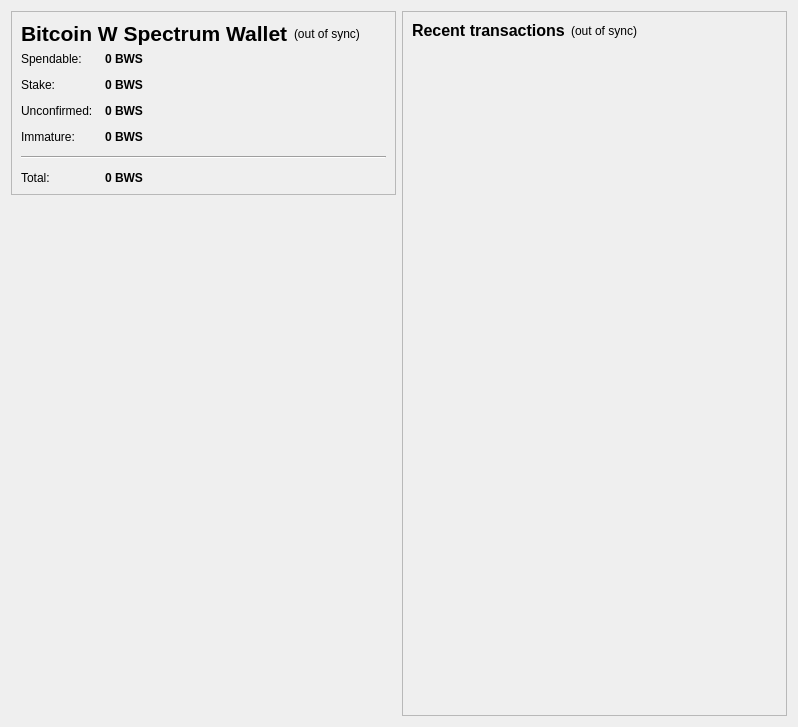
Qt form src/qt/forms/overviewpage.ui (mimmohak/bws) before a commit.
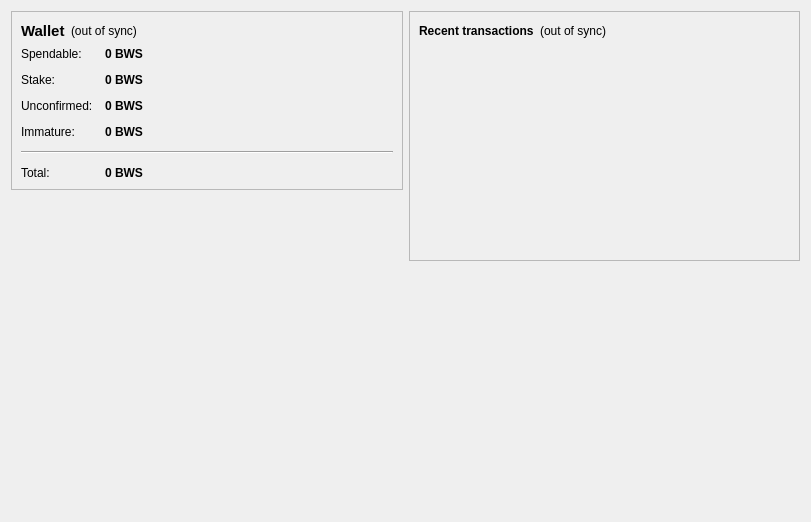
The same form after that commit. Icons and pictures are not drawn.

Commit message: Fixed wallet logo

Patch:
```diff
--- a/src/qt/forms/overviewpage.ui
+++ b/src/qt/forms/overviewpage.ui
@@ -6,8 +6,8 @@
    <rect>
     <x>0</x>
     <y>0</y>
-    <width>798</width>
-    <height>727</height>
+    <width>811</width>
+    <height>522</height>
    </rect>
   </property>
   <property name="windowTitle">
@@ -31,13 +31,13 @@
            <widget class="QLabel" name="label_5">
             <property name="font">
              <font>
-              <pointsize>16</pointsize>
+              <pointsize>11</pointsize>
               <weight>75</weight>
               <bold>true</bold>
              </font>
             </property>
             <property name="text">
-             <string>Bitcoin W Spectrum Wallet</string>
+             <string>Wallet</string>
             </property>
            </widget>
           </item>
@@ -237,43 +237,36 @@
        </layout>
       </widget>
      </item>
+     <item>
+      <spacer name="verticalSpacer">
+       <property name="orientation">
+        <enum>Qt::Vertical</enum>
+       </property>
+       <property name="sizeHint" stdset="0">
+        <size>
+         <width>20</width>
+         <height>40</height>
+        </size>
+       </property>
+      </spacer>
+     </item>
      <item>
       <widget class="QLabel" name="label_2">
        <property name="enabled">
         <bool>true</bool>
        </property>
-       <property name="sizePolicy">
-        <sizepolicy hsizetype="Minimum" vsizetype="MinimumExpanding">
-         <horstretch>0</horstretch>
-         <verstretch>0</verstretch>
-        </sizepolicy>
-       </property>
-       <property name="font">
-        <font>
-         <strikeout>false</strikeout>
-        </font>
-       </property>
-       <property name="acceptDrops">
-        <bool>false</bool>
-       </property>
-       <property name="layoutDirection">
-        <enum>Qt::LeftToRight</enum>
+       <property name="minimumSize">
+        <size>
+         <width>100</width>
+         <height>100</height>
+        </size>
        </property>
        <property name="autoFillBackground">
         <bool>true</bool>
        </property>
-       <property name="frameShape">
-        <enum>QFrame::NoFrame</enum>
-       </property>
-       <property name="lineWidth">
-        <number>1</number>
-       </property>
        <property name="text">
         <string/>
        </property>
-       <property name="textFormat">
-        <enum>Qt::PlainText</enum>
-       </property>
        <property name="pixmap">
         <pixmap>../res/images/about.png</pixmap>
        </property>
@@ -283,9 +276,6 @@
        <property name="alignment">
         <set>Qt::AlignCenter</set>
        </property>
-       <property name="wordWrap">
-        <bool>false</bool>
-       </property>
        <property name="margin">
         <number>0</number>
        </property>
@@ -294,19 +284,6 @@
        </property>
       </widget>
      </item>
-     <item>
-      <spacer name="verticalSpacer">
-       <property name="orientation">
-        <enum>Qt::Vertical</enum>
-       </property>
-       <property name="sizeHint" stdset="0">
-        <size>
-         <width>20</width>
-         <height>40</height>
-        </size>
-       </property>
-      </spacer>
-     </item>
     </layout>
    </item>
    <item>
@@ -324,13 +301,6 @@
          <layout class="QHBoxLayout" name="horizontalLayout_2">
           <item>
            <widget class="QLabel" name="label_4">
-            <property name="font">
-             <font>
-              <pointsize>12</pointsize>
-              <weight>75</weight>
-              <bold>true</bold>
-             </font>
-            </property>
             <property name="text">
              <string>&lt;b&gt;Recent transactions&lt;/b&gt;</string>
             </property>
@@ -369,24 +339,12 @@
         </item>
         <item>
          <widget class="QListView" name="listTransactions">
-          <property name="enabled">
-           <bool>true</bool>
-          </property>
-          <property name="toolTip">
-           <string/>
-          </property>
-          <property name="autoFillBackground">
-           <bool>true</bool>
-          </property>
           <property name="styleSheet">
            <string notr="true">QListView { background: transparent; }</string>
           </property>
           <property name="frameShape">
            <enum>QFrame::NoFrame</enum>
           </property>
-          <property name="frameShadow">
-           <enum>QFrame::Raised</enum>
-          </property>
           <property name="verticalScrollBarPolicy">
            <enum>Qt::ScrollBarAlwaysOff</enum>
           </property>
@@ -396,14 +354,24 @@
           <property name="selectionMode">
            <enum>QAbstractItemView::NoSelection</enum>
           </property>
-          <property name="isWrapping" stdset="0">
-           <bool>false</bool>
-          </property>
          </widget>
         </item>
        </layout>
       </widget>
      </item>
+     <item>
+      <spacer name="verticalSpacer_2">
+       <property name="orientation">
+        <enum>Qt::Vertical</enum>
+       </property>
+       <property name="sizeHint" stdset="0">
+        <size>
+         <width>20</width>
+         <height>40</height>
+        </size>
+       </property>
+      </spacer>
+     </item>
     </layout>
    </item>
   </layout>
```
Left out of the diff: 11 changed lines with no effect on the pictures. The commit also changes 1 other file.
